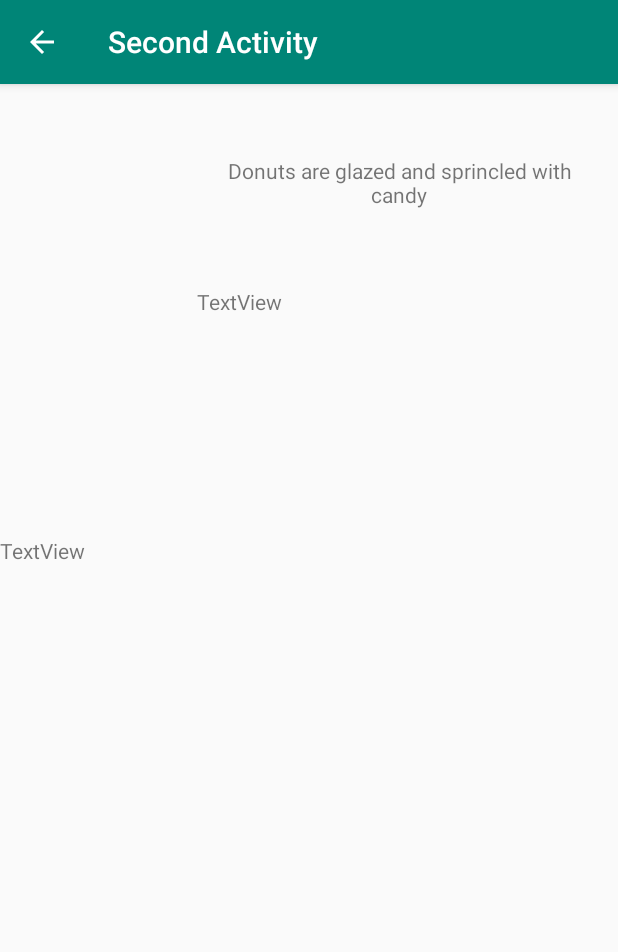
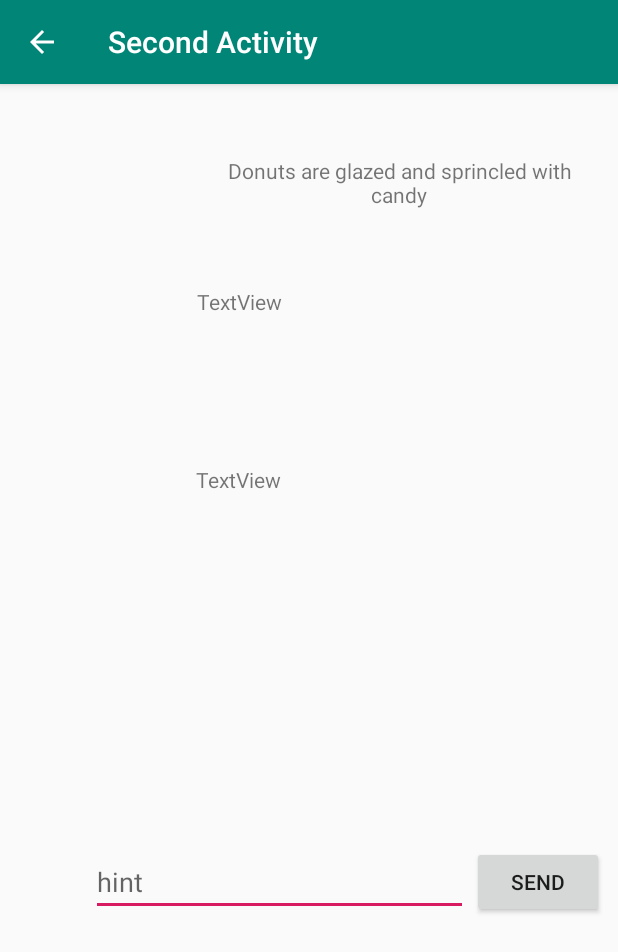
Before and after one commit to RathanSreeramoju/MAD-POS-SYSTEM, an Android app: the SecondActivity screen opened directly, with no data from a screen before it, on a phone screen of 412 x 824 dp. Shown: the top 952 px of the screen. Run offline under Robolectric (Android 15) with nearby library versions, the phone set to English and light mode, and no system bars.

Commit message:
Second Activity

```diff
--- a/app/build.gradle
+++ b/app/build.gradle
@@ -27,4 +27,5 @@ dependencies {
     androidTestImplementation 'androidx.test.ext:junit:1.1.0'
     androidTestImplementation 'androidx.test.espresso:espresso-core:3.1.1'
     compile 'com.android.support:support-annotations:28.0.0'
+    implementation 'com.google.android.material:material:1.0.0'
 }
--- a/app/src/main/res/layout/activity_second.xml
+++ b/app/src/main/res/layout/activity_second.xml
@@ -73,26 +73,26 @@
 
                 <ImageView
                     android:id="@+id/imageView5"
-                    android:layout_width="wrap_content"
-                    android:layout_height="wrap_content"
+                    android:layout_width="114dp"
+                    android:layout_height="101dp"
                     android:layout_alignParentStart="true"
                     android:layout_alignParentLeft="true"
                     android:layout_alignParentBottom="true"
                     android:layout_marginStart="15dp"
                     android:layout_marginLeft="15dp"
-                    android:layout_marginBottom="104dp"
+                    android:layout_marginBottom="134dp"
                     tools:srcCompat="@tools:sample/avatars[15]" />
 
                 <TextView
                     android:id="@+id/textView10"
                     android:layout_width="269dp"
-                    android:layout_height="wrap_content"
+                    android:layout_height="100dp"
                     android:layout_alignParentEnd="true"
                     android:layout_alignParentRight="true"
                     android:layout_alignParentBottom="true"
-                    android:layout_marginEnd="146dp"
-                    android:layout_marginRight="146dp"
-                    android:layout_marginBottom="169dp"
+                    android:layout_marginEnd="12dp"
+                    android:layout_marginRight="12dp"
+                    android:layout_marginBottom="136dp"
                     android:text="TextView"
                     app:layout_constraintBottom_toBottomOf="parent"
                     app:layout_constraintTop_toTopOf="parent" />
@@ -102,6 +102,47 @@
         <LinearLayout
             android:layout_width="match_parent"
             android:layout_height="325dp"
-            android:orientation="horizontal"></LinearLayout>
+            android:orientation="horizontal">
+
+            <RelativeLayout
+                android:layout_width="match_parent"
+                android:layout_height="match_parent">
+
+                <Button
+                    android:id="@+id/button"
+                    android:layout_width="wrap_content"
+                    android:layout_height="wrap_content"
+                    android:layout_alignParentEnd="true"
+                    android:layout_alignParentRight="true"
+                    android:layout_alignParentBottom="true"
+                    android:layout_marginEnd="9dp"
+                    android:layout_marginRight="9dp"
+                    android:layout_marginBottom="259dp"
+                    android:text="SEND" />
+
+                <com.google.android.material.textfield.TextInputLayout
+                    android:layout_width="match_parent"
+                    android:layout_height="wrap_content"
+                    android:layout_alignParentStart="true"
+                    android:layout_alignParentLeft="true"
+                    android:layout_alignParentBottom="true"
+                    android:layout_marginStart="96dp"
+                    android:layout_marginLeft="96dp"
+                    android:layout_marginBottom="56dp">
+
+                </com.google.android.material.textfield.TextInputLayout>
+
+                <com.google.android.material.textfield.TextInputEditText
+                    android:layout_width="251dp"
+                    android:layout_height="wrap_content"
+                    android:layout_alignParentTop="true"
+                    android:layout_alignParentEnd="true"
+                    android:layout_alignParentRight="true"
+                    android:layout_marginTop="19dp"
+                    android:layout_marginEnd="100dp"
+                    android:layout_marginRight="100dp"
+                    android:hint="hint" />
+            </RelativeLayout>
+        </LinearLayout>
     </LinearLayout>
 </androidx.constraintlayout.widget.ConstraintLayout>
```
